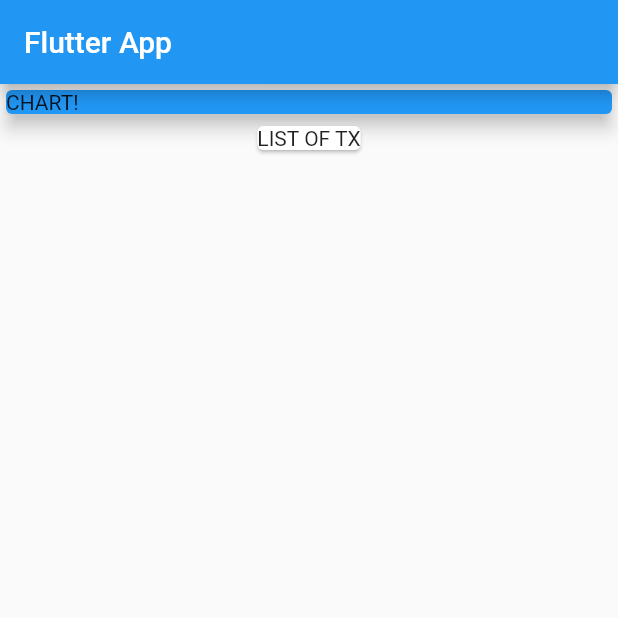
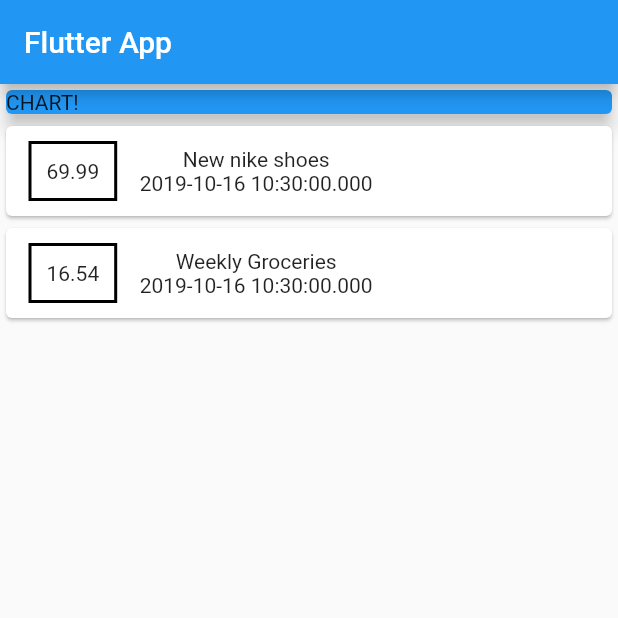
Before and after one commit to Ebanist/personal_expenses, a Flutter app: the screen it shows after launch, on a phone screen of 412 x 824 dp, the top half of it. Run offline on Flutter 3.47's test engine with Material 2 defaults, Android fonts, the phone set to English and light mode, and no system bars.

Commit message:
styling container

```diff
--- a/lib/main.dart
+++ b/lib/main.dart
@@ -17,10 +17,7 @@ class MyApp extends StatelessWidget {
 class MyHomePage extends StatelessWidget {
   final List<Transaction> transactions = [
     Transaction(
-        id: 't1',
-        title: 'New nike shoes',
-        amount: 69.99,
-        date: DateTime.now()),
+        id: 't1', title: 'New nike shoes', amount: 69.99, date: DateTime.now()),
     Transaction(
         id: 't2',
         title: 'Weekly Groceries',
@@ -44,9 +41,35 @@ class MyHomePage extends StatelessWidget {
               elevation: 5,
             ),
           ),
-          Card(
-            child: Text('LIST OF TX'),
-          ),
+          Column(
+              children: transactions.map((tx) {
+            return Card(
+              child: Row(
+                children: <Widget>[
+                  Container(
+                    margin: EdgeInsets.symmetric(
+                      vertical: 10,
+                      horizontal: 15,
+                    ),
+                    decoration: BoxDecoration(
+                      border: Border.all(
+                        color: Colors.black,
+                        width: 2,
+                      ),
+                    ),
+                    padding: EdgeInsets.all(10),
+                    child: Text(tx.amount.toString()),
+                  ),
+                  Column(
+                    children: <Widget>[
+                      Text(tx.title),
+                      Text(tx.date.toString()),
+                    ],
+                  )
+                ],
+              ),
+            );
+          }).toList())
         ],
       ),
     );
```
